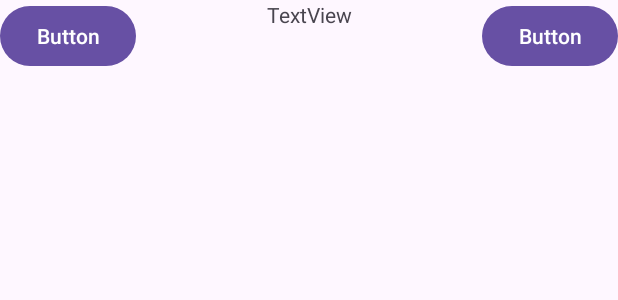
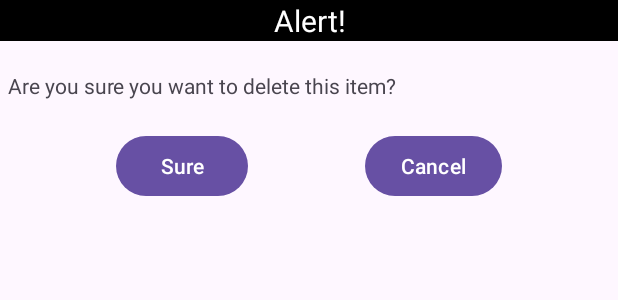
Before and after one commit to Tanuk911/ShoppingList2.0, an Android app: the layout custom_alert_dialog.xml on its own in the app's theme, with its tools: preview values and no code run, on a phone screen of 412 x 824 dp. Shown: the top 300 px of the screen. Run offline under Robolectric (Android 15) with nearby library versions, the phone set to English and light mode, and no system bars.

Commit message:
Updated Code push attempt 1

```diff
--- a/app/src/main/res/layout/activity_lists.xml
+++ b/app/src/main/res/layout/activity_lists.xml
@@ -12,10 +12,11 @@
         android:id="@+id/lists_txtTitle"
         android:layout_width="match_parent"
         android:layout_height="wrap_content"
-        android:text="List Reports"
+        android:text="Lists Report"
         android:textSize="30sp"
         app:layout_constraintTop_toTopOf="parent"
         app:layout_constraintStart_toStartOf="parent"
+        android:gravity="center_horizontal"
         android:layout_marginBottom="20dp"/>
 
     <androidx.recyclerview.widget.RecyclerView
--- a/app/src/main/res/layout/custom_alert_dialog.xml
+++ b/app/src/main/res/layout/custom_alert_dialog.xml
@@ -3,34 +3,49 @@
     xmlns:app="http://schemas.android.com/apk/res-auto"
     xmlns:tools="http://schemas.android.com/tools"
     android:layout_width="match_parent"
-    android:layout_height="match_parent">
+    android:layout_height="wrap_content">
+
+    <TextView
+        android:id="@+id/custom_alert_txtTitle"
+        android:layout_width="0dp"
+        android:layout_height="wrap_content"
+        android:text="Alert!"
+        android:textSize="20sp"
+        android:textColor="@color/white"
+        android:gravity="center_horizontal"
+        android:background="@color/black"
+        app:layout_constraintEnd_toEndOf="parent"
+        app:layout_constraintStart_toStartOf="parent"
+        app:layout_constraintTop_toTopOf="parent" />
 
     <TextView
         android:id="@+id/custom_alert_txtMessage"
-        android:layout_width="wrap_content"
+        android:layout_width="match_parent"
         android:layout_height="wrap_content"
-        android:text="TextView"
-        app:layout_constraintBottom_toTopOf="@+id/button"
+        android:text="Are you sure you want to delete this item?"
+        android:layout_marginTop="20dp"
         app:layout_constraintEnd_toEndOf="parent"
         app:layout_constraintStart_toStartOf="parent"
-        app:layout_constraintTop_toTopOf="parent" />
+        app:layout_constraintTop_toBottomOf="@id/custom_alert_txtTitle"
+        android:layout_marginHorizontal="5dp"/>
 
     <Button
         android:id="@+id/custom_alert_btnSure"
         android:layout_width="wrap_content"
         android:layout_height="wrap_content"
-        android:text="Button"
-        app:layout_constraintEnd_toStartOf="@+id/button2"
-        app:layout_constraintHorizontal_bias="0.365"
+        android:text="Sure"
+        android:layout_marginTop="20dp"
+        app:layout_constraintTop_toBottomOf="@id/custom_alert_txtMessage"
         app:layout_constraintStart_toStartOf="parent"
+        app:layout_constraintEnd_toStartOf="@id/custom_alert_btnCancel"
         tools:layout_editor_absoluteY="136dp" />
 
     <Button
         android:id="@+id/custom_alert_btnCancel"
         android:layout_width="wrap_content"
         android:layout_height="wrap_content"
-        android:text="Button"
-        app:layout_constraintBottom_toBottomOf="@+id/button"
-        app:layout_constraintEnd_toEndOf="parent"
-        app:layout_constraintTop_toBottomOf="@+id/textView" />
+        android:text="Cancel"
+        app:layout_constraintTop_toTopOf="@id/custom_alert_btnSure"
+        app:layout_constraintStart_toEndOf="@id/custom_alert_btnSure"
+        app:layout_constraintEnd_toEndOf="parent"/>
 </androidx.constraintlayout.widget.ConstraintLayout>
```
Also changed, not shown: app/src/main/java/com/example/activityonesqlite/activities/ExpandedViewActivity.java (+1 -10 lines), app/src/main/java/com/example/activityonesqlite/activities/ListsActivity.java (+0 -90 lines), app/src/main/java/com/example/activityonesqlite/adapters/ItemListAdapter.java (+14 -3 lines), app/src/main/java/com/example/activityonesqlite/adapters/ScheduleListAdapter.java (+13 -4 lines), app/src/main/java/com/example/activityonesqlite/utilites/DialogUtility.java (added, +55 -0 lines), app/src/main/java/com/example/activityonesqlite/utilites/StringUtility.java (deleted, +0 -17 lines), app/src/main/res/layout/activity_expanded_view.xml (+28 -28 lines).
